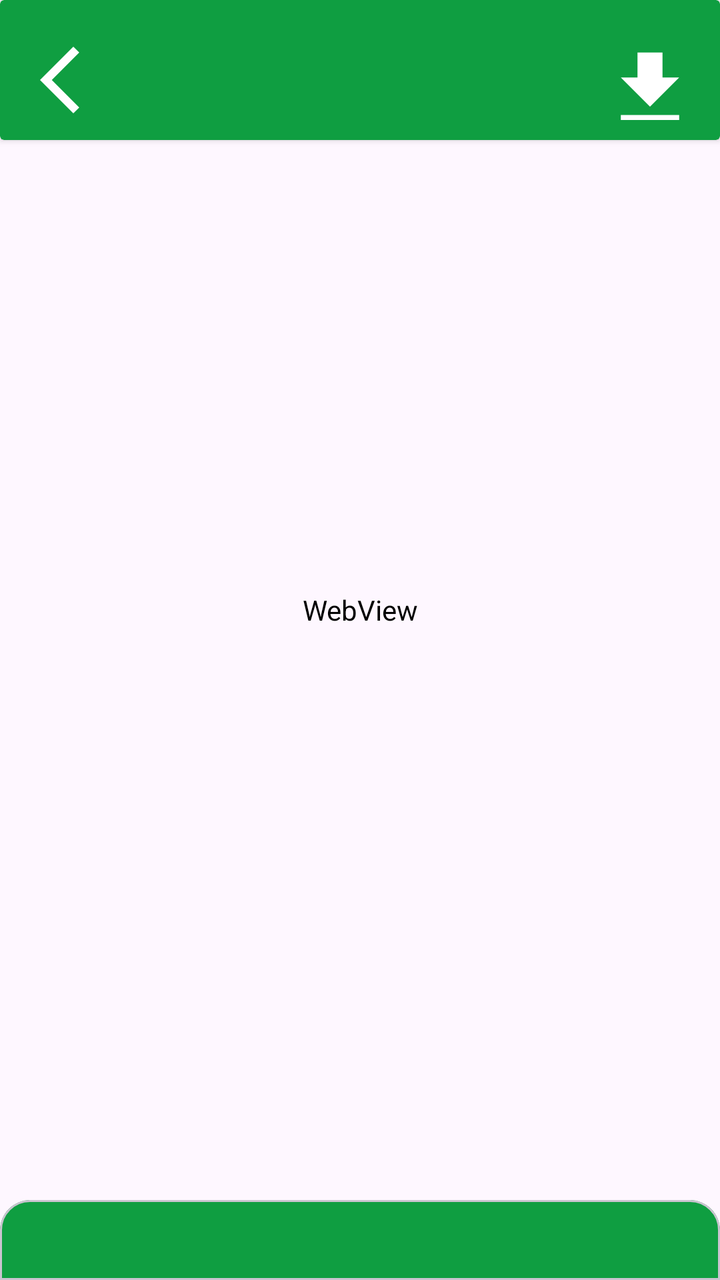
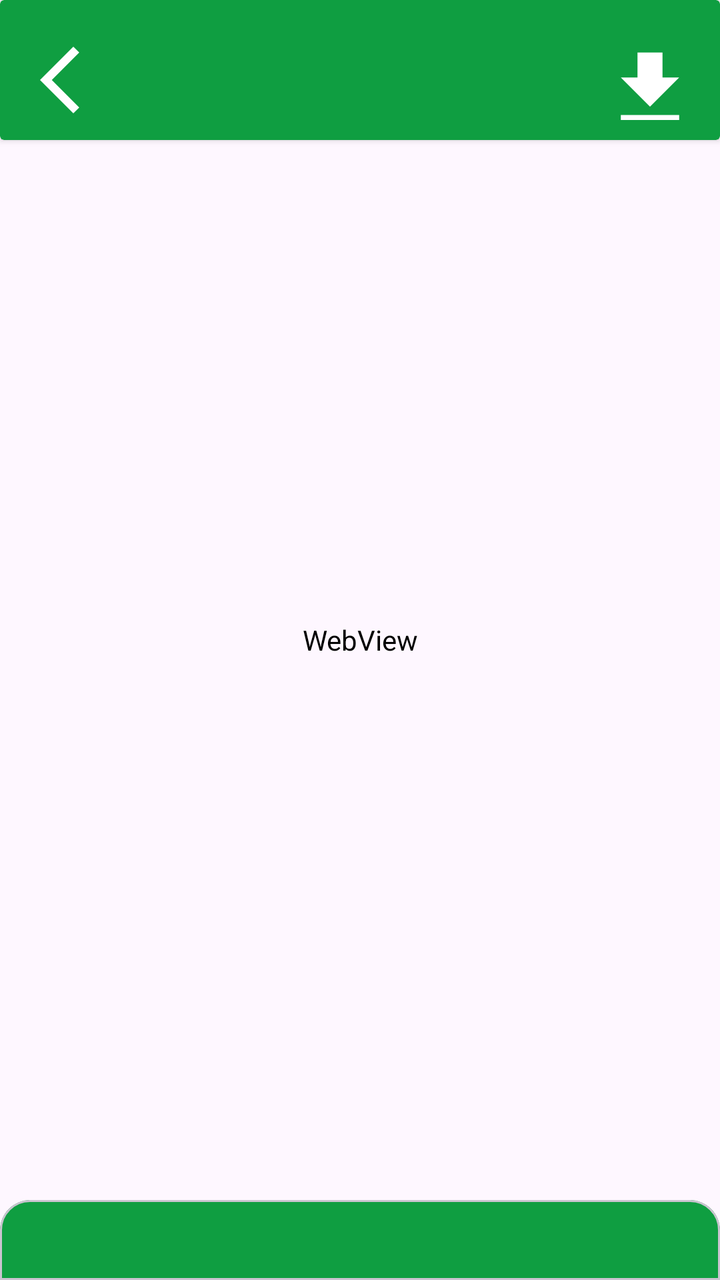

Screens rendered from an Android XML layout before and after an edit, with the pre-edit source and the edit as a unified diff.
<!-- AndroidManifest.xml: application theme Theme.LessonMaker -->
<!-- res/layout/activity_show_notes.xml -->
<?xml version="1.0" encoding="utf-8"?>
<androidx.constraintlayout.widget.ConstraintLayout xmlns:android="http://schemas.android.com/apk/res/android"
    xmlns:app="http://schemas.android.com/apk/res-auto"
    xmlns:tools="http://schemas.android.com/tools"
    android:id="@+id/main"
    android:layout_width="match_parent"
    android:layout_height="match_parent"
    tools:context=".ShowNotesActivity" >

    <androidx.cardview.widget.CardView

        android:id="@+id/topHeaderBar"
        android:layout_width="match_parent"
        android:layout_height="70dp"
        app:cardBackgroundColor="@color/biitGreen"
        android:background="@drawable/layout_rounded_corners"
        app:layout_constraintLeft_toLeftOf="parent"
        app:layout_constraintTop_toTopOf="parent"
        app:layout_constraintRight_toRightOf="parent">

        <androidx.constraintlayout.widget.ConstraintLayout
            android:layout_width="match_parent"
            android:layout_height="match_parent"
            android:padding="10dp">

            

            

            <ImageButton
                android:id="@+id/backButton"
                android:layout_width="wrap_content"
                android:layout_height="wrap_content"
                android:layout_marginTop="20dp"
                android:background="@android:color/transparent"
                android:src="@drawable/baseline_arrow_back_ios_new_24"
                app:layout_constraintBottom_toBottomOf="parent"
                app:layout_constraintStart_toStartOf="parent"
                app:layout_constraintTop_toTopOf="parent"
                android:clickable="true"
                android:focusable="true"
                app:layout_constraintVertical_bias="1.0" />

            <ImageButton
                android:layout_marginTop="20dp"
                android:id="@+id/DownloadButton"
                android:layout_width="wrap_content"
                android:layout_height="wrap_content"
                android:background="@android:color/transparent"
                android:src="@drawable/baseline_download_24"
                app:layout_constraintBottom_toBottomOf="parent"
                app:layout_constraintEnd_toEndOf="parent"
                app:layout_constraintTop_toTopOf="parent"
                android:clickable="true"
                android:focusable="true" />


        </androidx.constraintlayout.widget.ConstraintLayout>

    </androidx.cardview.widget.CardView>

        <WebView
            android:id="@+id/WeekNotesContent"
            android:layout_width="match_parent"
            android:layout_height="match_parent"
            android:backgroundTint="@android:color/transparent"
            app:layout_constraintBottom_toTopOf="@+id/bottomFooter"
            app:layout_constraintEnd_toEndOf="parent"
            app:layout_constraintStart_toStartOf="parent"
            app:layout_constraintTop_toBottomOf="@+id/topHeaderBar"
            android:paddingBottom="30dp"/>


    <com.google.android.material.card.MaterialCardView
        android:id="@+id/bottomFooter"
        android:layout_width="match_parent"
        android:layout_height="40dp"
        android:backgroundTint="@color/biitGreen"
        app:layout_constraintBottom_toBottomOf="parent"
        app:layout_constraintStart_toStartOf="parent"
        app:layout_constraintEnd_toEndOf="parent"
        app:shapeAppearanceOverlay="@style/topRoundedCorners" />

</androidx.constraintlayout.widget.ConstraintLayout>
<!-- resources referenced by this layout -->
<resources>
  <color name="biitGreen">#0F9E41</color>
  <!-- drawable baseline_arrow_back_ios_new_24 (drawable) -->
  <vector xmlns:android="http://schemas.android.com/apk/res/android"
      android:height="40dp" android:tint="#FFFFFF"
      android:viewportHeight="24" android:viewportWidth="24"
      android:width="40dp">
        
      <path android:fillColor="@android:color/white" android:pathData="M17.77,3.77l-1.77,-1.77l-10,10l10,10l1.77,-1.77l-8.23,-8.23z"/>
      
  </vector>
  <!-- drawable baseline_download_24 (drawable) -->
  <vector xmlns:android="http://schemas.android.com/apk/res/android"
      android:height="50dp" android:tint="#FFFFFF"
      android:viewportHeight="24" android:viewportWidth="24"
      android:width="50dp">
        
      <path android:fillColor="@android:color/white" android:pathData="M5,20h14v-2H5V20zM19,9h-4V3H9v6H5l7,7L19,9z"/>
      
  </vector>
  <!-- drawable layout_rounded_corners (drawable) -->
  <?xml version="1.0" encoding="utf-8"?>
  <shape xmlns:android="http://schemas.android.com/apk/res/android" android:shape="rectangle">
  
      <corners
          android:bottomLeftRadius="20dp"
          android:bottomRightRadius="20dp"
          android:topLeftRadius="0dp"
          android:topRightRadius="0dp"/>
      <solid android:color="@color/biitGreen"/>
  
  </shape>
  <style name="topRoundedCorners">
          <item name="cornerFamily">rounded</item>
          <item name="cornerSizeTopLeft">15dp</item>
          <item name="cornerSizeTopRight">15dp</item>
          <item name="cornerSizeBottomLeft">0dp</item>
          <item name="cornerSizeBottomRight">0dp</item>
      </style>
  <style name="Theme.LessonMaker" parent="Base.Theme.LessonMaker" />
  <style name="Base.Theme.LessonMaker" parent="Theme.Material3.DayNight.NoActionBar">
          
          
      </style>
</resources>

<!-- the commit's change to res/layout/activity_show_notes.xml (unified diff, before → after) -->
@@ -59,16 +59,18 @@
 
     </androidx.cardview.widget.CardView>
 
-        <WebView
-            android:id="@+id/WeekNotesContent"
-            android:layout_width="match_parent"
-            android:layout_height="match_parent"
-            android:backgroundTint="@android:color/transparent"
-            app:layout_constraintBottom_toTopOf="@+id/bottomFooter"
-            app:layout_constraintEnd_toEndOf="parent"
-            app:layout_constraintStart_toStartOf="parent"
-            app:layout_constraintTop_toBottomOf="@+id/topHeaderBar"
-            android:paddingBottom="30dp"/>
+    <WebView
+        android:layout_marginTop="70dp"
+        android:layout_marginBottom="40dp"
+        android:id="@+id/WeekNotesContent"
+        android:layout_width="match_parent"
+        android:layout_height="match_parent"
+        android:backgroundTint="@android:color/transparent"
+        android:paddingBottom="30dp"
+        app:layout_constraintTop_toBottomOf="@+id/topHeaderBar"
+        app:layout_constraintBottom_toTopOf="@+id/bottomFooter"
+        app:layout_constraintEnd_toEndOf="parent"
+        app:layout_constraintStart_toStartOf="parent" />
 
 
     <com.google.android.material.card.MaterialCardView
